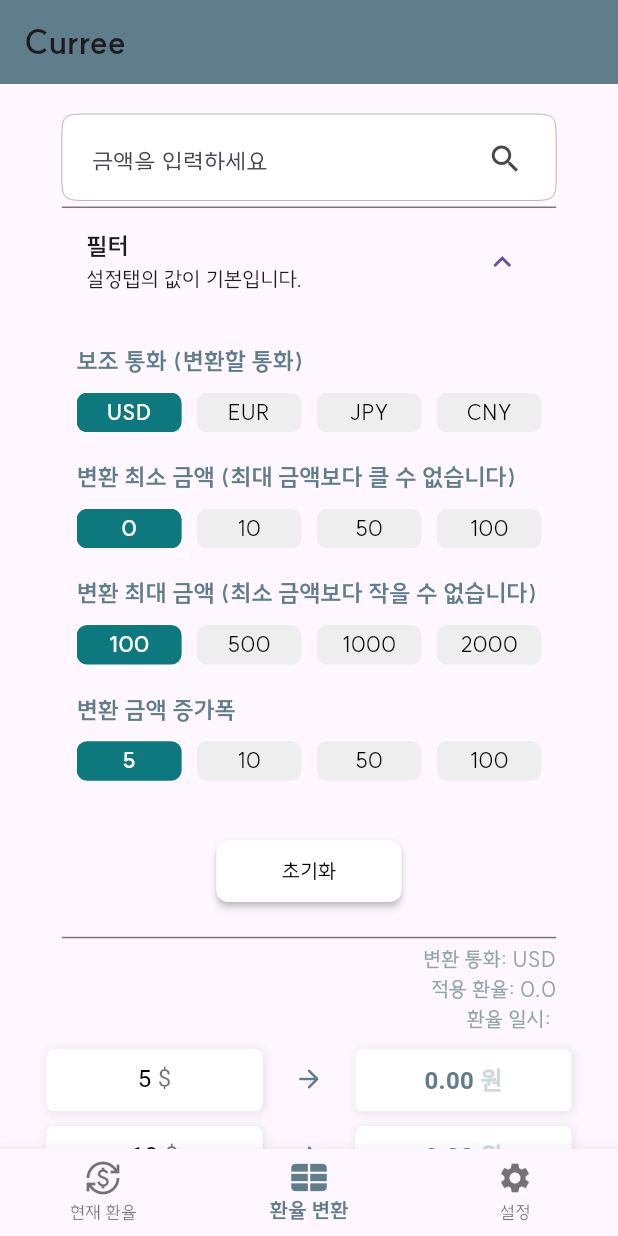
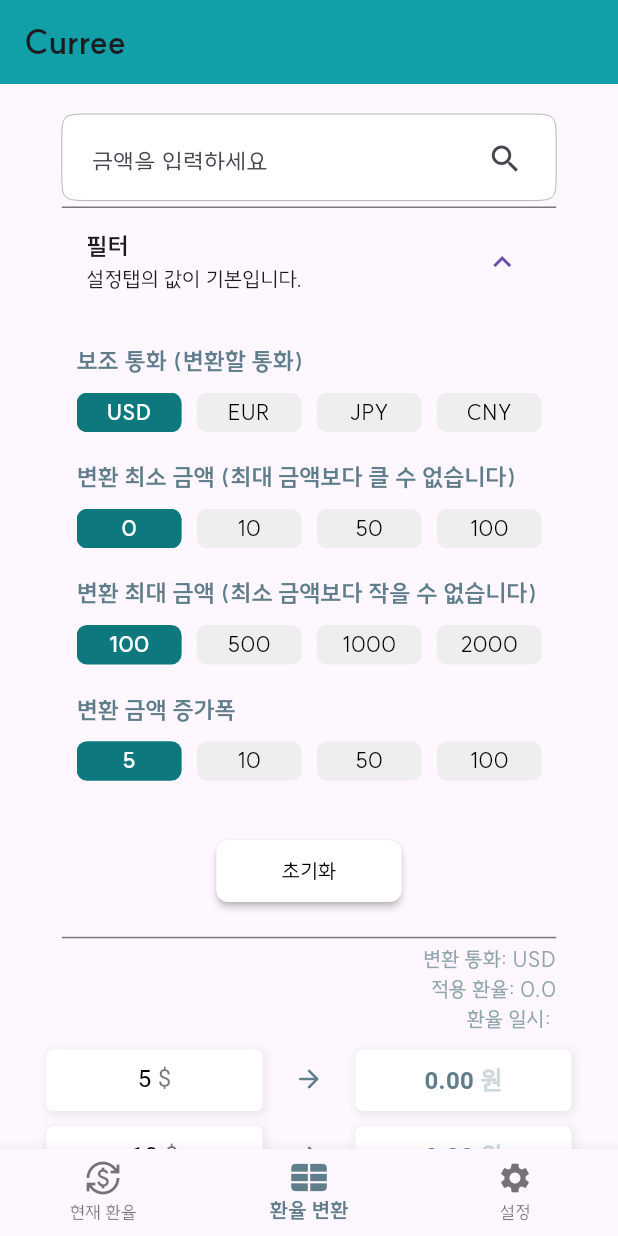
Before and after one commit to ehdl0515/Curree, a Flutter app: the screen it shows after launch, item 2 of the bottom bar chosen, on a phone screen of 412 x 824 dp. Run offline on Flutter 3.47's test engine with Material 3 defaults, Android fonts, the phone set to English and light mode, and no system bars; drawn by our look-alikes of auto_size_text; our stand-ins replace device_info_plus, flutter_dotenv, flutter_native_splash, flutter_svg, logger, settings_ui; network calls fail; project files that could hold a hidden picture were left out.

Commit message:
[MOD (lib)] bottom_navigation appbar color 변경

```diff
--- a/curree/lib/bottom_navigation_bar.dart
+++ b/curree/lib/bottom_navigation_bar.dart
@@ -75,7 +75,7 @@ class _MyBottomNavigationBarState extends State<MyBottomNavigationBar> {
 
     return Scaffold(
       appBar: AppBar(
-        backgroundColor: Colors.blueGrey,
+        backgroundColor: const Color(0xff119fa8),
         title: const Text("Curree", style: TextStyle(fontWeight: FontWeight.bold,),),
       ),
       body: GestureDetector(
```
